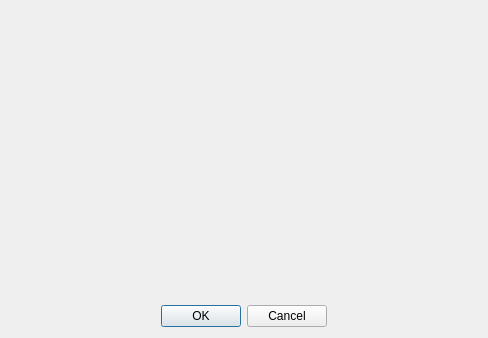
claudiobogossian/terraprint, file src/terralib/layout/qt/ui/MapLayerChoice.ui: the form before one commit.
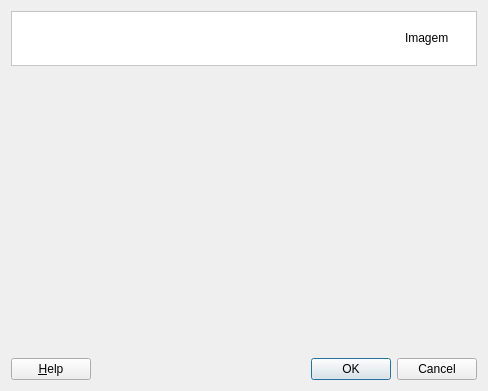
The form after the commit.

Commit message: layout view adjusted in TerraView format

Diff of the .ui file:
```diff
--- a/src/terralib/layout/qt/ui/MapLayerChoice.ui
+++ b/src/terralib/layout/qt/ui/MapLayerChoice.ui
@@ -7,15 +7,72 @@
     <x>0</x>
     <y>0</y>
     <width>488</width>
-    <height>338</height>
+    <height>391</height>
    </rect>
   </property>
   <property name="windowTitle">
    <string>Dialog</string>
   </property>
-  <layout class="QGridLayout" name="gridLayout_2">
+  <layout class="QGridLayout" name="gridLayout_4">
    <item row="0" column="0">
-    <layout class="QGridLayout" name="gridLayout">
+    <widget class="QFrame" name="frame_2">
+     <property name="styleSheet">
+      <string notr="true">QWidget { background: white }</string>
+     </property>
+     <property name="frameShape">
+      <enum>QFrame::StyledPanel</enum>
+     </property>
+     <property name="frameShadow">
+      <enum>QFrame::Sunken</enum>
+     </property>
+     <layout class="QGridLayout" name="gridLayout_3" columnstretch="1,0">
+      <property name="topMargin">
+       <number>0</number>
+      </property>
+      <property name="bottomMargin">
+       <number>0</number>
+      </property>
+      <property name="horizontalSpacing">
+       <number>9</number>
+      </property>
+      <item row="0" column="0">
+       <widget class="QLabel" name="m_datasourceTypeTitleLabel">
+        <property name="font">
+         <font>
+          <pointsize>10</pointsize>
+          <weight>75</weight>
+          <bold>true</bold>
+         </font>
+        </property>
+        <property name="text">
+         <string/>
+        </property>
+       </widget>
+      </item>
+      <item row="0" column="1">
+       <widget class="QLabel" name="m_imgLabel">
+        <property name="minimumSize">
+         <size>
+          <width>62</width>
+          <height>48</height>
+         </size>
+        </property>
+        <property name="maximumSize">
+         <size>
+          <width>48</width>
+          <height>48</height>
+         </size>
+        </property>
+        <property name="text">
+         <string>Imagem</string>
+        </property>
+       </widget>
+      </item>
+     </layout>
+    </widget>
+   </item>
+   <item row="1" column="0">
+    <layout class="QGridLayout" name="gridLayout_2">
      <item row="0" column="0">
       <widget class="QWidget" name="m_widget" native="true">
        <property name="minimumSize">
@@ -27,36 +84,23 @@
       </widget>
      </item>
      <item row="1" column="0">
-      <layout class="QHBoxLayout" name="horizontalLayout">
-       <item>
-        <spacer name="horizontalSpacer">
-         <property name="orientation">
-          <enum>Qt::Horizontal</enum>
-         </property>
-         <property name="sizeHint" stdset="0">
-          <size>
-           <width>24</width>
-           <height>20</height>
-          </size>
-         </property>
-        </spacer>
-       </item>
-       <item>
+      <layout class="QGridLayout" name="gridLayout">
+       <item row="0" column="2">
         <widget class="QPushButton" name="m_okPushButton">
          <property name="text">
           <string>OK</string>
          </property>
         </widget>
        </item>
-       <item>
+       <item row="0" column="3">
         <widget class="QPushButton" name="m_cancelPushButton">
          <property name="text">
           <string>Cancel</string>
          </property>
         </widget>
        </item>
-       <item>
-        <spacer name="horizontalSpacer_2">
+       <item row="0" column="1">
+        <spacer name="horizontalSpacer">
          <property name="orientation">
           <enum>Qt::Horizontal</enum>
          </property>
@@ -68,6 +112,16 @@
          </property>
         </spacer>
        </item>
+       <item row="0" column="0">
+        <widget class="QPushButton" name="helpPushButton">
+         <property name="text">
+          <string>&amp;Help</string>
+         </property>
+         <property name="shortcut">
+          <string>Alt+H</string>
+         </property>
+        </widget>
+       </item>
       </layout>
      </item>
     </layout>
```
Left out of the diff: 2 changed lines with no effect on the pictures. The commit also changes 8 other files.
